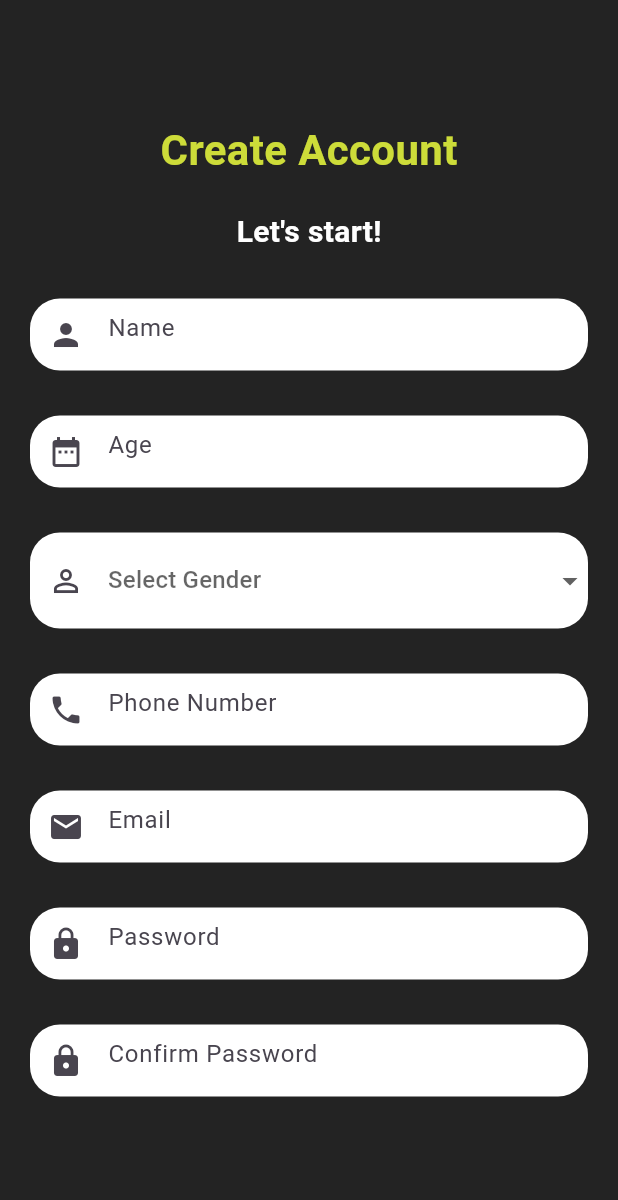
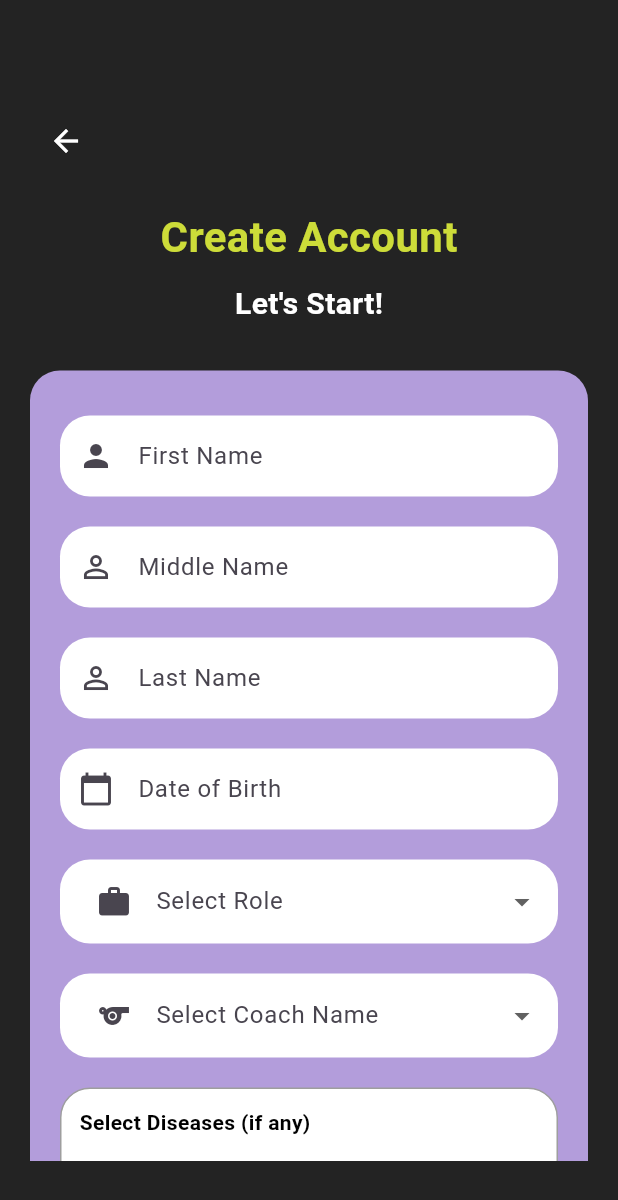
Before and after one commit to zyadelzyat/Mobile_GP_AI_Fit_Master, a Flutter app: the SignUpScreen screen opened directly, on a phone screen of 412 x 824 dp. Shown: the top 1200 px of the screen. Run offline on Flutter 3.47's test engine with Material 3 defaults, Android fonts, the phone set to English and light mode, and no system bars.

Commit message:
final222

```diff
--- a/lib/signup_screen.dart
+++ b/lib/signup_screen.dart
@@ -1,4 +1,6 @@
 import 'package:flutter/material.dart';
+import 'signin_screen.dart'; // Import the SignIn screen
+import 'package:intl/intl.dart'; // Import for DateFormat
 
 class SignUpScreen extends StatefulWidget {
   const SignUpScreen({super.key});
@@ -8,19 +10,58 @@ class SignUpScreen extends StatefulWidget {
 }
 
 class _SignUpScreenState extends State<SignUpScreen> {
-  String? selectedGender;
+  final TextEditingController _firstNameController = TextEditingController();
+  final TextEditingController _middleNameController = TextEditingController();
+  final TextEditingController _lastNameController = TextEditingController();
+  final TextEditingController _emailController = TextEditingController();
+  final TextEditingController _phoneController = TextEditingController();
+  final TextEditingController _dobController = TextEditingController();
+  final TextEditingController _passwordController = TextEditingController();
+  final TextEditingController _confirmPasswordController = TextEditingController();
+
+  String? _selectedRole;
+  String? _selectedCoach;
+  final List<String> _diseases = ['No Diseases', 'Heart Diseases', 'Diabetes', 'Blood Pressure', 'Other'];
+  final List<String> _selectedDiseases = []; // To store selected diseases
+
+  // Date of Birth Picker
+  Future<void> _selectDateOfBirth(BuildContext context) async {
+    final DateTime? pickedDate = await showDatePicker(
+      context: context,
+      initialDate: DateTime.now(),
+      firstDate: DateTime(1900),
+      lastDate: DateTime.now(),
+    );
+
+    if (pickedDate != null) {
+      setState(() {
+        _dobController.text = DateFormat('yyyy-MM-dd').format(pickedDate);
+      });
+    }
+  }
 
   @override
   Widget build(BuildContext context) {
     return Scaffold(
-      backgroundColor: const Color(0xFF232323), // Set the main background color
-      body: Container(
+      backgroundColor: const Color(0xFF232323),
+      body: Padding(
         padding: const EdgeInsets.symmetric(horizontal: 20, vertical: 50),
-        width: MediaQuery.of(context).size.width,
         child: SingleChildScrollView(
           child: Column(
+            crossAxisAlignment: CrossAxisAlignment.center,
             children: <Widget>[
-              const SizedBox(height: 30),
+              const SizedBox(height: 20),
+              // Back Button
+              Align(
+                alignment: Alignment.topLeft,
+                child: IconButton(
+                  icon: const Icon(Icons.arrow_back, color: Colors.white),
+                  onPressed: () {
+                    Navigator.pop(context); // This will pop the current screen and navigate back
+                  },
+                ),
+              ),
+              const SizedBox(height: 20),
 
               // Title
               const Text(
@@ -31,11 +72,11 @@ class _SignUpScreenState extends State<SignUpScreen> {
                   fontWeight: FontWeight.bold,
                 ),
               ),
-              const SizedBox(height: 20),
+              const SizedBox(height: 10),
 
               // "Let's start!" text
               const Text(
-                "Let's start!",
+                "Let's Start!",
                 style: TextStyle(
                   color: Colors.white,
                   fontSize: 20,
@@ -44,251 +85,170 @@ class _SignUpScreenState extends State<SignUpScreen> {
               ),
               const SizedBox(height: 30),
 
-              // Name input
+              // Purple Background behind Text Fields
               Container(
+                padding: const EdgeInsets.symmetric(vertical: 30, horizontal: 20),
                 decoration: BoxDecoration(
-                  color: Colors.white, // Set the background color for the input box
+                  color: const Color(0xFFB39DDB), // Light purple background color
                   borderRadius: BorderRadius.circular(20),
                 ),
-                child: const TextField(
-                  decoration: InputDecoration(
-                    hintText: 'Name',
-                    prefixIcon: Icon(Icons.person),
-                    border: InputBorder.none, // Remove border for container
-                  ),
+                child: Column(
+                  children: [
+                    // First Name input
+                    _buildTextField(_firstNameController, 'First Name', Icons.person),
+                    const SizedBox(height: 20),
+
+                    // Middle Name input
+                    _buildTextField(_middleNameController, 'Middle Name', Icons.person_outline),
+                    const SizedBox(height: 20),
+
+                    // Last Name input
+                    _buildTextField(_lastNameController, 'Last Name', Icons.person_outline),
+                    const SizedBox(height: 20),
+
+                    // Date of Birth input
+                    GestureDetector(
+                      onTap: () => _selectDateOfBirth(context),
+                      child: AbsorbPointer(
+                        child: _buildTextField(_dobController, 'Date of Birth', Icons.calendar_today),
+                      ),
+                    ),
+                    const SizedBox(height: 20),
+
+                    // Role selection
+                    _buildDropdownField(
+                      label: "Select Role",
+                      value: _selectedRole,
+                      items: ["Trainer", "Trainee", "Self-Trainee"],
+                      icon: Icons.work,
+                      onChanged: (value) {
+                        setState(() {
+                          _selectedRole = value;
+                        });
+                      },
+                    ),
+                    const SizedBox(height: 20),
+
+                    // Coach Name selection
+                    _buildDropdownField(
+                      label: "Select Coach Name",
+                      value: _selectedCoach,
+                      items: ["Coach A", "Coach B", "Coach C"], // Sample coaches
+                      icon: Icons.sports,
+                      onChanged: (value) {
+                        setState(() {
+                          _selectedCoach = value;
+                        });
+                      },
+                    ),
+                    const SizedBox(height: 20),
+
+                    // Diseases multi-select in a box
+                    _buildDiseasesMultiSelectBox(),
+                    const SizedBox(height: 20),
+
+                    // Phone Number input
+                    _buildTextField(_phoneController, 'Phone Number', Icons.phone),
+                    const SizedBox(height: 20),
+
+                    // Email input
+                    _buildTextField(_emailController, 'Email', Icons.email),
+                    const SizedBox(height: 20),
+
+                    // Password input
+                    _buildTextField(_passwordController, 'Password', Icons.lock, obscureText: true),
+                    const SizedBox(height: 20),
+
+                    // Confirm Password input
+                    _buildTextField(_confirmPasswordController, 'Confirm Password', Icons.lock, obscureText: true),
+                  ],
                 ),
               ),
               const SizedBox(height: 30),
 
-              // Age input
-              Container(
-                decoration: BoxDecoration(
+              // Terms and conditions text
+              const Text(
+                "By continuing, you agree to Terms of Use and Privacy Policy.",
+                textAlign: TextAlign.center,
+                style: TextStyle(
                   color: Colors.white,
-                  borderRadius: BorderRadius.circular(20),
-                ),
-                child: const TextField(
-                  decoration: InputDecoration(
-                    hintText: 'Age',
-                    prefixIcon: Icon(Icons.date_range),
-                    border: InputBorder.none,
-                  ),
-                  keyboardType: TextInputType.number,
+                  fontSize: 12,
                 ),
               ),
               const SizedBox(height: 30),
 
-              // Gender dropdown input
-              Container(
-                decoration: BoxDecoration(
-                  color: Colors.white,
-                  borderRadius: BorderRadius.circular(20),
-                ),
-                child: InputDecorator(
-                  decoration: const InputDecoration(
-                    hintText: 'Select Gender',
-                    prefixIcon: Icon(Icons.person_outline),
-                    border: InputBorder.none,
-                  ),
-                  child: DropdownButtonHideUnderline(
-                    child: DropdownButton<String>(
-                      value: selectedGender,
-                      hint: const Text('Select Gender'),
-                      isExpanded: true,
-                      icon: const Icon(Icons.arrow_drop_down),
-                      onChanged: (String? newValue) {
-                        setState(() {
-                          selectedGender = newValue;
-                        });
-                      },
-                      items: <String>['Male', 'Female']
-                          .map<DropdownMenuItem<String>>((String value) {
-                        return DropdownMenuItem<String>(
-                          value: value,
-                          child: Text(value),
-                        );
-                      }).toList(),
-                    ),
-                  ),
-                ),
-              ),
-              const SizedBox(height: 30),
-
-              // Phone input
-              Container(
-                decoration: BoxDecoration(
-                  color: Colors.white,
-                  borderRadius: BorderRadius.circular(20),
-                ),
-                child: const TextField(
-                  decoration: InputDecoration(
-                    hintText: 'Phone Number',
-                    prefixIcon: Icon(Icons.phone),
-                    border: InputBorder.none,
-                  ),
-                ),
-              ),
-              const SizedBox(height: 30),
-
-              // Email input
-              Container(
-                decoration: BoxDecoration(
-                  color: Colors.white,
-                  borderRadius: BorderRadius.circular(20),
-                ),
-                child: const TextField(
-                  decoration: InputDecoration(
-                    hintText: 'Email',
-                    prefixIcon: Icon(Icons.email),
-                    border: InputBorder.none,
-                  ),
-                ),
-              ),
-              const SizedBox(height: 30),
-
-              // Password input
-              Container(
-                decoration: BoxDecoration(
-                  color: Colors.white,
-                  borderRadius: BorderRadius.circular(20),
-                ),
-                child: const TextField(
-                  decoration: InputDecoration(
-                    hintText: 'Password',
-                    prefixIcon: Icon(Icons.lock),
-                    border: InputBorder.none,
-                  ),
-                  obscureText: true,
-                ),
-              ),
-              const SizedBox(height: 30),
-
-              // Confirm Password input
-              Container(
-                decoration: BoxDecoration(
-                  color: Colors.white,
-                  borderRadius: BorderRadius.circular(20),
-                ),
-                child: const TextField(
-                  decoration: InputDecoration(
-                    hintText: 'Confirm Password',
-                    prefixIcon: Icon(Icons.lock),
-                    border: InputBorder.none,
-                  ),
-                  obscureText: true,
-                ),
-              ),
-              const SizedBox(height: 50),
-
-              // Terms and Conditions
-              const Row(
-                mainAxisAlignment: MainAxisAlignment.center,
-                children: [
-                  Text(
-                    'By continuing, you agree to ',
-                    style: TextStyle(color: Colors.white),
-                  ),
-                  Text(
-                    'Terms of Use',
-                    style: TextStyle(color: Colors.lime), // Lime green for Terms of Use
-                  ),
-                  Text(
-                    ' and ',
-                    style: TextStyle(color: Colors.white),
-                  ),
-                  Text(
-                    'Privacy Policy',
-                    style: TextStyle(color: Colors.lime), // Lime green for Privacy Policy
-                  ),
-                  Text(
-                    '.',
-                    style: TextStyle(color: Colors.white),
-                  ),
-                ],
-              ),
-              const SizedBox(height: 20),
-
               // Sign Up Button
               MaterialButton(
-                color: const Color(0xFF232323), // Set the background color to match the page
+                color: Colors.white,
                 elevation: 5.0,
-                padding: const EdgeInsets.symmetric(vertical: 20, horizontal: 80),
+                padding: const EdgeInsets.symmetric(vertical: 15, horizontal: 80),
                 shape: OutlineInputBorder(
                   borderRadius: BorderRadius.circular(50),
                   borderSide: BorderSide.none,
                 ),
                 onPressed: () {
                   // Handle sign-up logic
+                  Navigator.pushReplacement(
+                    context,
+                    MaterialPageRoute(builder: (context) => const SignInScreen()),
+                  );
                 },
                 child: const Text(
                   'Sign Up',
                   style: TextStyle(
-                    color: Colors.white, // Text color in white for contrast
-                    fontSize: 23,
+                    color: Color(0xFF232323),
+                    fontSize: 18,
                     fontWeight: FontWeight.bold,
                   ),
                 ),
               ),
               const SizedBox(height: 20),
 
-              // Sign up with Facebook and Google
+              // Or sign up with
               const Text(
-                'Or sign up with',
-                style: TextStyle(color: Colors.white),
+                "Or sign up with",
+                style: TextStyle(color: Colors.white, fontSize: 14),
               ),
-              const SizedBox(height: 20),
+              const SizedBox(height: 10),
 
+              // Sign up with other methods
               Row(
                 mainAxisAlignment: MainAxisAlignment.center,
                 children: [
-                  GestureDetector(
-                    onTap: () {
-                      // Handle Facebook sign up logic
-                    },
-                    child: Container(
-                      width: 50, // Set width for small circle
-                      height: 50, // Set height for small circle
-                      decoration: const BoxDecoration(
-                        shape: BoxShape.circle, // Make it a circle
-                        color: Colors.white,
-                      ),
-                      child: const Center(
-                        child: Icon(Icons.facebook, color: Colors.blue),
-                      ),
-                    ),
+                  IconButton(
+                    icon: const Icon(Icons.g_mobiledata, color: Colors.white),
+                    onPressed: () {},
                   ),
-                  const SizedBox(width: 20),
-                  GestureDetector(
-                    onTap: () {
-                      // Handle Google sign up logic
-                    },
-                    child: Container(
-                      width: 50, // Set width for small circle
-                      height: 50, // Set height for small circle
-                      decoration: const BoxDecoration(
-                        shape: BoxShape.circle, // Make it a circle
-                        color: Colors.white,
-                      ),
-                      child: const Center(
-                        child: Icon(Icons.mail, color: Colors.red), // Placeholder for Google icon
-                      ),
-                    ),
+                  IconButton(
+                    icon: const Icon(Icons.facebook, color: Colors.white),
+                    onPressed: () {},
                   ),
                 ],
               ),
               const SizedBox(height: 20),
 
               // Already have an account prompt
-              const Row(
+              Row(
                 mainAxisAlignment: MainAxisAlignment.center,
                 children: [
-                  Text(
+                  const Text(
                     'Already have an account? ',
-                    textAlign: TextAlign.center,
                     style: TextStyle(color: Colors.white),
                   ),
-                  Text(
-                    'Log in',
-                    style: TextStyle(color: Colors.lime), // Lime green for Log in
+                  GestureDetector(
+                    onTap: () {
+                      Navigator.pushReplacement(
+                        context,
+                        MaterialPageRoute(builder: (context) => const SignInScreen()),
+                      );
+                    },
+                    child: const Text(
+                      'Log in',
+                      style: TextStyle(
+                        color: Colors.lime,
+                        fontWeight: FontWeight.bold,
+                      ),
+                    ),
                   ),
                 ],
               ),
@@ -298,4 +258,91 @@ class _SignUpScreenState extends State<SignUpScreen> {
       ),
     );
   }
+
+  Widget _buildTextField(TextEditingController controller, String hintText, IconData icon, {bool obscureText = false}) {
+    return Container(
+      decoration: BoxDecoration(
+        color: Colors.white,
+        borderRadius: BorderRadius.circular(20),
+      ),
+      child: TextField(
+        controller: controller,
+        obscureText: obscureText,
+        decoration: InputDecoration(
+          hintText: hintText,
+          prefixIcon: Icon(icon),
+          border: InputBorder.none,
+          contentPadding: const EdgeInsets.symmetric(vertical: 15),
+        ),
+      ),
+    );
+  }
+
+  Widget _buildDropdownField({
+    required String label,
+    required String? value,
+    required List<String> items,
+    required IconData icon,
+    required void Function(String?) onChanged,
+  }) {
+    return Container(
+      padding: const EdgeInsets.symmetric(horizontal: 12),
+      decoration: BoxDecoration(
+        color: Colors.white,
+        borderRadius: BorderRadius.circular(20),
+      ),
+      child: DropdownButtonFormField<String>(
+        value: value,
+        decoration: InputDecoration(
+          labelText: label,
+          prefixIcon: Icon(icon),
+          border: InputBorder.none,
+        ),
+        items: items.map((item) {
+          return DropdownMenuItem<String>(
+            value: item,
+            child: Text(item),
+          );
+        }).toList(),
+        onChanged: onChanged,
+      ),
+    );
+  }
+
+  Widget _buildDiseasesMultiSelectBox() {
+    return Container(
+      padding: const EdgeInsets.all(12),
+      decoration: BoxDecoration(
+        color: Colors.white,
+        borderRadius: BorderRadius.circular(20),
+        border: Border.all(color: Colors.grey),
+      ),
+      child: Column(
+        crossAxisAlignment: CrossAxisAlignment.start,
+        children: [
+          const Text(
+            "Select Diseases (if any)",
+            style: TextStyle(color: Colors.black, fontWeight: FontWeight.bold),
+          ),
+          const SizedBox(height: 10),
+          ..._diseases.map((disease) {
+            return CheckboxListTile(
+              title: Text(disease),
+              value: _selectedDiseases.contains(disease),
+              onChanged: (isSelected) {
+                setState(() {
+                  if (isSelected!) {
+                    _selectedDiseases.add(disease);
+                  } else {
+                    _selectedDiseases.remove(disease);
+                  }
+                });
+              },
+              controlAffinity: ListTileControlAffinity.leading,
+            );
+          }),
+        ],
+      ),
+    );
+  }
 }
--- a/pubspec.yaml
+++ b/pubspec.yaml
@@ -31,7 +31,7 @@ dependencies:
   flutter:
     sdk: flutter
   provider: ^6.0.4
-
+  intl: ^0.18.1
 
   # The following adds the Cupertino Icons font to your application.
   # Use with the CupertinoIcons class for iOS style icons.
```
Also changed, not shown: lib/main.dart (+3 -5 lines), lib/signin_screen.dart (added, +146 -0 lines), pubspec.lock.
